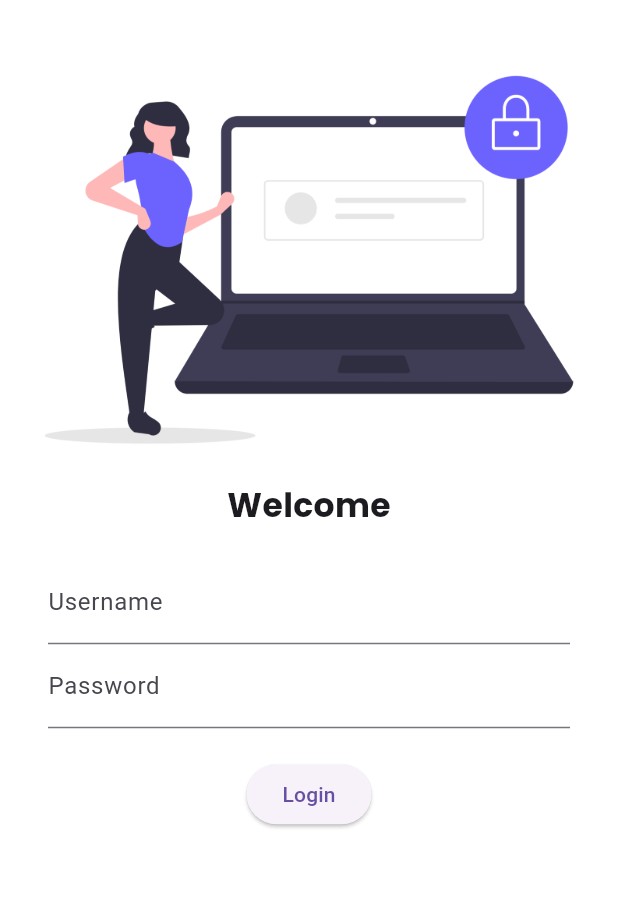
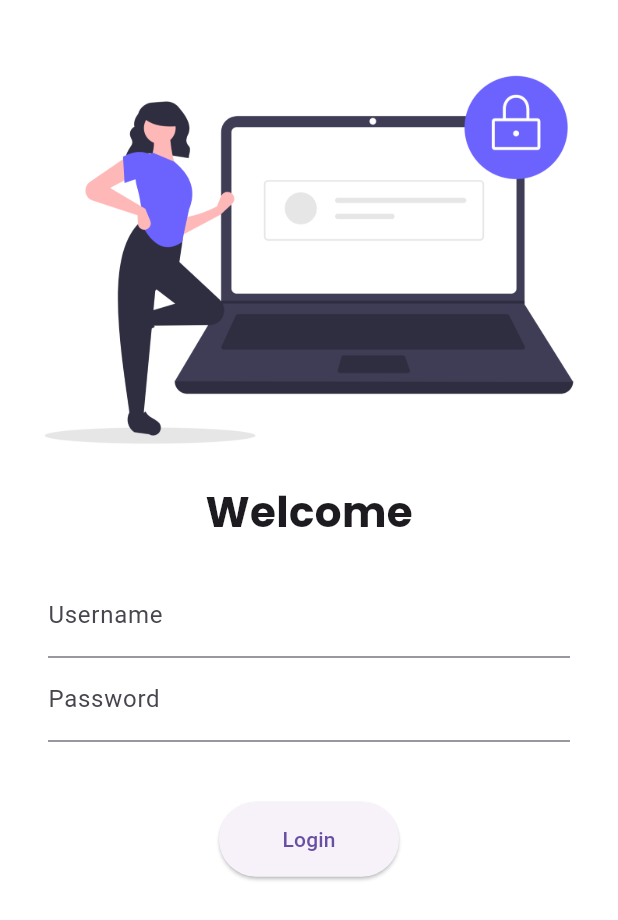
Before and after one commit to yesra29/catalog_app, a Flutter app: the screen it shows after launch, on a phone screen of 412 x 824 dp. Shown: the top 920 px of the screen. Run offline on Flutter 3.47's test engine with Material 3 defaults, Android fonts, the phone set to English and light mode, and no system bars; our stand-ins replace google_fonts.

```diff
--- a/lib/LoginPage.dart
+++ b/lib/LoginPage.dart
@@ -1,4 +1,5 @@
 import 'package:flutter/material.dart';
+import 'package:flutter_catalog/utils/routes.dart';
 import 'package:google_fonts/google_fonts.dart';
 
 
@@ -9,6 +10,7 @@ class loginPage extends StatelessWidget {
   Widget build(BuildContext context) {
     return Material(
       color: Colors.white,
+    child: SingleChildScrollView(
       child: Column(
         children: [
           SizedBox(
@@ -21,7 +23,7 @@ class loginPage extends StatelessWidget {
             height: 5,
           ),
           Text("Welcome", style: GoogleFonts.poppins(
-            fontSize: 22,
+              fontSize: 28,
               fontWeight: FontWeight.bold
           )),
           SizedBox(
@@ -45,19 +47,20 @@ class loginPage extends StatelessWidget {
                   ),
                 ),
                 SizedBox(
-                height: 20,
+                  height: 40,
                 ),
                 ElevatedButton(
                   child: Text("Login"),
-                style: TextButton.styleFrom(),
+                  style: TextButton.styleFrom(minimumSize: Size(120,50)),
                     onPressed: () {
-          print("Hi user");
+                      Navigator.pushNamed(context, MyRoutes.homeRoute);
       },
                 ),
               ],
             ),
           ),
         ],
+      ),
     )
     );
   }
--- a/lib/main.dart
+++ b/lib/main.dart
@@ -1,6 +1,7 @@
 import 'package:flutter/material.dart';
 import 'package:flutter_catalog/LoginPage.dart';
 import 'package:flutter_catalog/homePage.dart';
+import 'package:flutter_catalog/utils/routes.dart';
 import 'package:google_fonts/google_fonts.dart';
 
 
@@ -33,8 +34,8 @@ class MyApp extends StatelessWidget {
       // initialRoute: "/home",
       routes: {
         "/" : (context) => loginPage(),
-        "/home" : (context) => homePage(),
-        "/login" :(context) => loginPage(),
+        MyRoutes.homeRoute : (context) => homePage(),
+        MyRoutes.loginRoute :(context) => loginPage(),
       },
     );
   }
--- /dev/null
+++ b/lib/utils/routes.dart
@@ -0,0 +1,4 @@
+class MyRoutes{
+  static String loginRoute= "/login";
+  static String homeRoute= "/home";
+}
```
Lines whose indentation alone changed are shown as unchanged.
